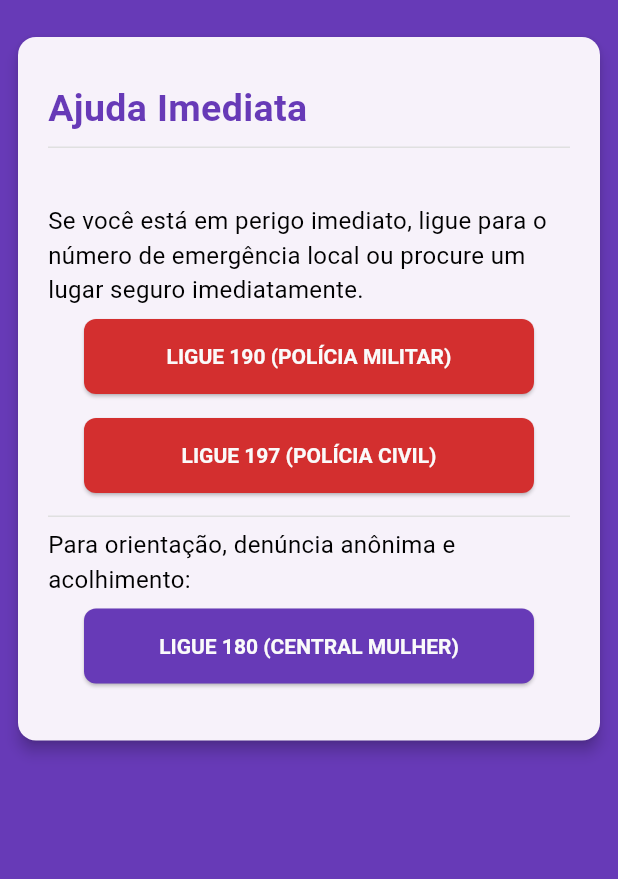
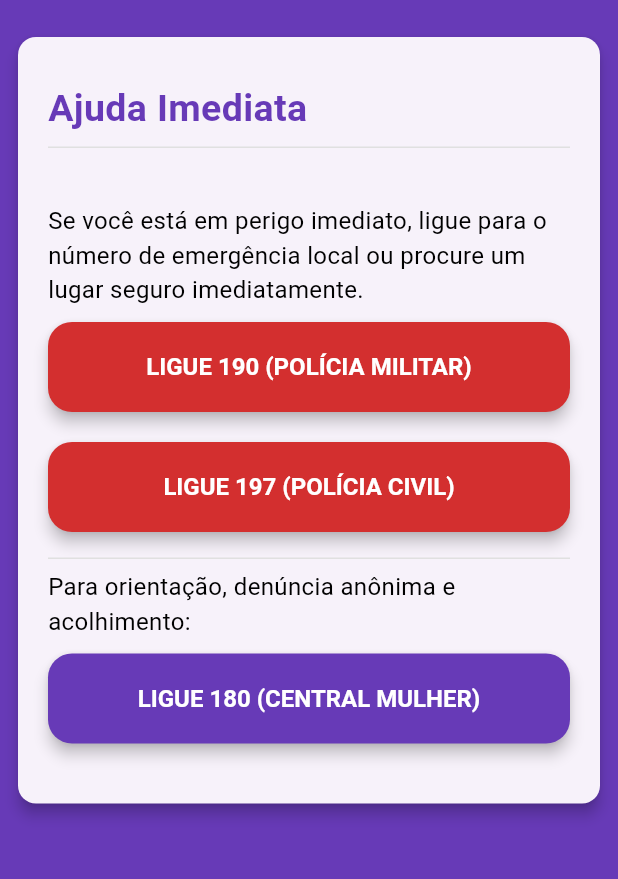
Before and after one commit to semellicodes/segura-app-flutter, a Flutter app: the screen it shows after launch, after a tap on "AJUDA IMEDIATA", on a phone screen of 412 x 824 dp, the part 68-947 px from its top. Run offline on Flutter 3.47's test engine with Material 3 defaults, Android fonts, the phone set to English and light mode, and no system bars; our stand-ins replace flutter_map, geolocator, latlong2, shared_preferences.

Commit message:
UI: Redesign HomeScreen e MenuPrincipalButton com novas cores e ícones

```diff
--- a/lib/screens/ajuda_imediata_screen.dart
+++ b/lib/screens/ajuda_imediata_screen.dart
@@ -67,7 +67,8 @@ class AjudaImediataScreen extends StatelessWidget {
                         Center(
                           child: CustomMenuButton(
                             title: 'LIGUE 190 (POLÍCIA MILITAR)',
-                            color: AppColors.alertaVermelho,
+                            backgroundColor: AppColors.alertaVermelho,
+                            foregroundColor: Colors.white,
                             onPressed: () {
                               _fazerLigacao(AppData.policeNumber1);
                             },
@@ -76,7 +77,8 @@ class AjudaImediataScreen extends StatelessWidget {
                         Center(
                           child: CustomMenuButton(
                             title: 'LIGUE 197 (POLÍCIA CIVIL)',
-                            color: AppColors.alertaVermelho,
+                            backgroundColor: AppColors.alertaVermelho,
+                            foregroundColor: Colors.white,
                             onPressed: () {
                               _fazerLigacao(AppData.policeNumber2);
                             },
@@ -94,7 +96,8 @@ class AjudaImediataScreen extends StatelessWidget {
                         Center(
                           child: CustomMenuButton(
                             title: 'LIGUE 180 (CENTRAL MULHER)',
-                            color: AppColors.ajuda,
+                            backgroundColor: AppColors.ajuda,
+                            foregroundColor: Colors.white,
                             onPressed: () {
                               _fazerLigacao(AppData.centralmulher);
                             },
--- a/lib/screens/home_screen.dart
+++ b/lib/screens/home_screen.dart
@@ -7,6 +7,23 @@ import 'package:segura_app/screens/camuflagem_screen.dart';
 
 class HomeScreen extends StatelessWidget {
   const HomeScreen({super.key});
+
+  IconData _getIconForOption(String option) {
+    switch (option) {
+      case "AJUDA IMEDIATA":
+        return Icons.warning_rounded;
+      case "MAPA DE SEGURANÇA":
+        return Icons.map_rounded;
+      case "ONDE BUSCAR APOIO":
+        return Icons.support_agent_rounded;
+      case "LEIS E SINAIS":
+        return Icons.gavel_rounded;
+      case "SOBRE O APP":
+        return Icons.info_outline_rounded;
+      default:
+        return Icons.circle;
+    }
+  }
 
   @override
   Widget build(BuildContext context) {
@@ -38,18 +55,31 @@ class HomeScreen extends StatelessWidget {
         child: Column(
           crossAxisAlignment: CrossAxisAlignment.center,
           children: [
-            SizedBox(height: 60),
-            Text(
+            const SizedBox(height: 80),
+            Row(
+              mainAxisAlignment: MainAxisAlignment.center,
+              children: [
+                const Icon(Icons.shield_moon_rounded, size: 48, color: AppColors.background),
+                const SizedBox(width: 12),
+                const Text(
                   AppData.appName,
-              style: const TextStyle(
+                  style: TextStyle(
                     color: AppColors.background,
-                fontSize: 80,
+                    fontSize: 42,
                     fontWeight: FontWeight.bold,
                   ),
                 ),
-            ...AppData.menuOptions.map(
+              ],
+            ),
+            const SizedBox(height: 40),
+            Expanded(
+              child: SingleChildScrollView(
+                padding: const EdgeInsets.symmetric(horizontal: 24.0),
+                child: Column(
+                  children: AppData.menuOptions.map(
                     (option) => CustomMenuButton(
                       title: option,
+                      icon: _getIconForOption(option),
                       onPressed: () {
                         final destination = AppData.routes[option];
 
@@ -61,6 +91,9 @@ class HomeScreen extends StatelessWidget {
                         }
                       },
                     ),
+                  ).toList(),
+                ),
+              ),
             ),
           ],
         ),
--- a/lib/widgets/botao_sos.dart
+++ b/lib/widgets/botao_sos.dart
@@ -39,7 +39,7 @@ class _BotaoSosWidgetState extends State<BotaoSosWidget> {
         ScaffoldMessenger.of(context).showSnackBar(
           const SnackBar(
             content: Text(
-              'Falha ao abrir WhatsApp. Verifique sua conexão ou se o app está instalado.',
+              'Falha ao abrir WhatsApp. Verifique sua conexão o; se o app está instalado.',
             ),
           ),
         );
--- a/lib/widgets/menu_principal_button.dart
+++ b/lib/widgets/menu_principal_button.dart
@@ -4,32 +4,47 @@ import 'package:segura_app/theme/app_colors.dart';
 class CustomMenuButton extends StatelessWidget {
   final String title;
   final VoidCallback onPressed;
-  final Color? color;
+  final Color? backgroundColor;
+  final Color? foregroundColor;
   final FontWeight fontWeight;
+  final IconData? icon;
 
   const CustomMenuButton({
     super.key,
     required this.title,
     required this.onPressed,
-    this.color,
+    this.backgroundColor,
+    this.foregroundColor,
     this.fontWeight = FontWeight.bold,
+    this.icon,
   });
 
   @override
   Widget build(BuildContext context) {
+    final style = ElevatedButton.styleFrom(
+      textStyle: TextStyle(fontWeight: fontWeight, fontSize: 16),
+      elevation: 4,
+      backgroundColor: backgroundColor ?? Colors.white,
+      foregroundColor: foregroundColor ?? AppColors.primary,
+      shape: RoundedRectangleBorder(borderRadius: BorderRadius.circular(16)),
+      minimumSize: const Size(double.infinity, 60),
+      padding: const EdgeInsets.symmetric(horizontal: 24, vertical: 12),
+    );
+
     return Padding(
-      padding: const EdgeInsets.symmetric(vertical: 8.0),
-      child: ElevatedButton(
-        style: ElevatedButton.styleFrom(
-          textStyle: TextStyle(fontWeight: fontWeight),
-          backgroundColor: color ?? AppColors.primary,
-          foregroundColor: AppColors.background,
-          shape: RoundedRectangleBorder(borderRadius: BorderRadius.circular(8)),
-          minimumSize: const Size(300, 50),
-        ),
-        onPressed: onPressed,
-        child: Text(title, textAlign: TextAlign.center),
-      ),
+      padding: const EdgeInsets.symmetric(vertical: 10.0),
+      child: icon != null
+          ? ElevatedButton.icon(
+              style: style,
+              onPressed: onPressed,
+              icon: Icon(icon, size: 28),
+              label: Text(title, textAlign: TextAlign.center),
+            )
+          : ElevatedButton(
+              style: style,
+              onPressed: onPressed,
+              child: Text(title, textAlign: TextAlign.center),
+            ),
     );
   }
 }
```
Also changed, not shown: 1 other file. Lines whose indentation alone changed are shown as unchanged.
